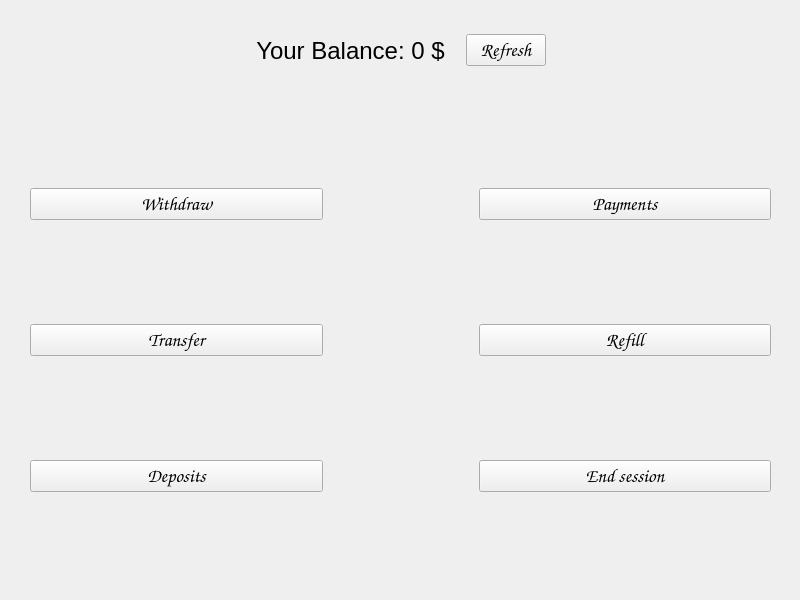
Before: the Qt Designer form frontend/menus/MainMenu/mainmenu.ui in grytsiuko/QuadroBank, drawn with Qt 5.
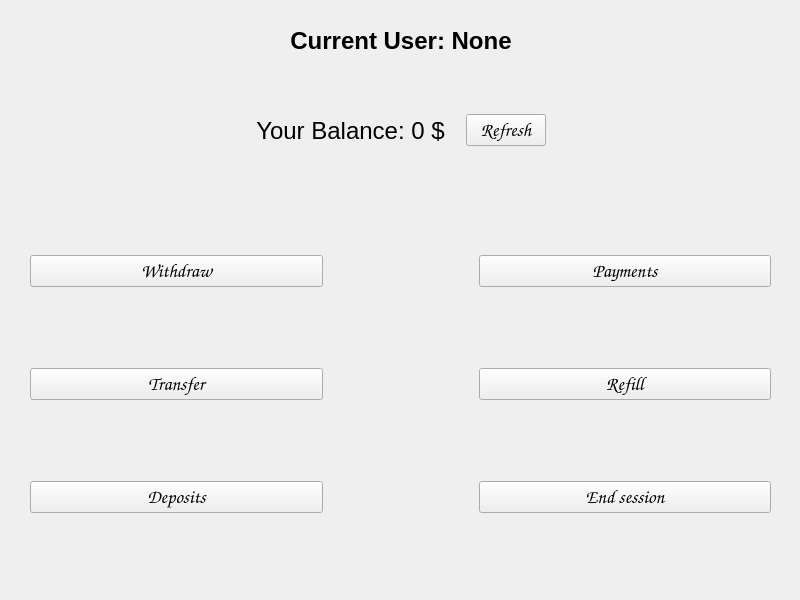
After: the same form once the commit is applied.

Commit message: created function update balance label, and added UserLabel in mainMenu

```diff
--- a/frontend/menus/MainMenu/mainmenu.ui
+++ b/frontend/menus/MainMenu/mainmenu.ui
@@ -23,9 +23,9 @@
    <property name="geometry">
     <rect>
      <x>30</x>
-     <y>90</y>
+     <y>180</y>
      <width>741</width>
-     <height>501</height>
+     <height>411</height>
     </rect>
    </property>
    <layout class="QHBoxLayout" name="horizontalLayout">
@@ -119,7 +119,7 @@
    <property name="geometry">
     <rect>
      <x>30</x>
-     <y>10</y>
+     <y>90</y>
      <width>741</width>
      <height>81</height>
     </rect>
@@ -219,6 +219,65 @@
     </item>
    </layout>
   </widget>
+  <widget class="QWidget" name="horizontalLayoutWidget_3">
+   <property name="geometry">
+    <rect>
+     <x>30</x>
+     <y>0</y>
+     <width>741</width>
+     <height>81</height>
+    </rect>
+   </property>
+   <layout class="QHBoxLayout" name="UserLayout">
+    <item>
+     <spacer name="horizontalSpacer_5">
+      <property name="orientation">
+       <enum>Qt::Horizontal</enum>
+      </property>
+      <property name="sizeHint" stdset="0">
+       <size>
+        <width>40</width>
+        <height>20</height>
+       </size>
+      </property>
+     </spacer>
+    </item>
+    <item>
+     <widget class="QLabel" name="UserLabel">
+      <property name="font">
+       <font>
+        <family>Arial</family>
+        <pointsize>18</pointsize>
+        <weight>75</weight>
+        <bold>true</bold>
+       </font>
+      </property>
+      <property name="text">
+       <string>Current User: None</string>
+      </property>
+      <property name="textFormat">
+       <enum>Qt::PlainText</enum>
+      </property>
+      <property name="alignment">
+       <set>Qt::AlignCenter</set>
+      </property>
+     </widget>
+    </item>
+    <item>
+     <spacer name="horizontalSpacer_7">
+      <property name="orientation">
+       <enum>Qt::Horizontal</enum>
+      </property>
+      <property name="sizeHint" stdset="0">
+       <size>
+        <width>40</width>
+        <height>20</height>
+       </size>
+      </property>
+     </spacer>
+    </item>
+   </layout>
+  </widget>
  </widget>
  <resources/>
  <connections/>
```
Left out of the diff: 3 changed lines with no effect on the pictures. The commit also changes 9 other files.
